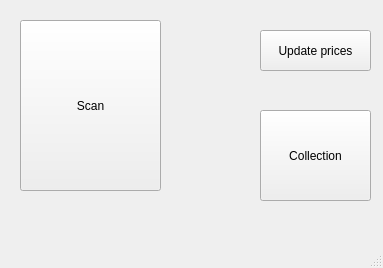
First picture: the form in src/ui/MainMenu.ui, repository AbioticFactor/PostureMonitor, before the edit.
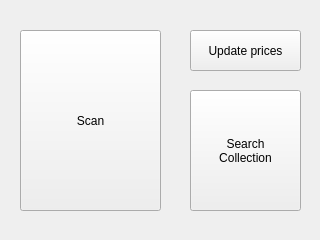
Second picture: the form after the edit.

Patch:
```diff
--- a/src/ui/MainMenu.ui
+++ b/src/ui/MainMenu.ui
@@ -6,8 +6,8 @@
    <rect>
     <x>0</x>
     <y>0</y>
-    <width>383</width>
-    <height>268</height>
+    <width>320</width>
+    <height>240</height>
    </rect>
   </property>
   <property name="sizePolicy">
@@ -16,6 +16,24 @@
     <verstretch>0</verstretch>
    </sizepolicy>
   </property>
+  <property name="minimumSize">
+   <size>
+    <width>320</width>
+    <height>240</height>
+   </size>
+  </property>
+  <property name="maximumSize">
+   <size>
+    <width>320</width>
+    <height>240</height>
+   </size>
+  </property>
+  <property name="baseSize">
+   <size>
+    <width>320</width>
+    <height>240</height>
+   </size>
+  </property>
   <property name="windowTitle">
    <string>MainWindow</string>
   </property>
@@ -27,9 +45,9 @@
     <property name="geometry">
      <rect>
       <x>20</x>
-      <y>20</y>
+      <y>30</y>
       <width>141</width>
-      <height>171</height>
+      <height>181</height>
      </rect>
     </property>
     <property name="sizePolicy">
@@ -45,20 +63,21 @@
    <widget class="QPushButton" name="pushButton_2">
     <property name="geometry">
      <rect>
-      <x>260</x>
-      <y>110</y>
+      <x>190</x>
+      <y>90</y>
       <width>111</width>
-      <height>91</height>
+      <height>121</height>
      </rect>
     </property>
     <property name="text">
-     <string>Collection</string>
+     <string>Search
+Collection</string>
     </property>
    </widget>
    <widget class="QPushButton" name="pushButton_3">
     <property name="geometry">
      <rect>
-      <x>260</x>
+      <x>190</x>
       <y>30</y>
       <width>111</width>
       <height>41</height>
@@ -69,17 +88,6 @@
     </property>
    </widget>
   </widget>
-  <widget class="QMenuBar" name="menubar">
-   <property name="geometry">
-    <rect>
-     <x>0</x>
-     <y>0</y>
-     <width>383</width>
-     <height>25</height>
-    </rect>
-   </property>
-  </widget>
-  <widget class="QStatusBar" name="statusbar"/>
  </widget>
  <resources/>
  <connections/>
```
